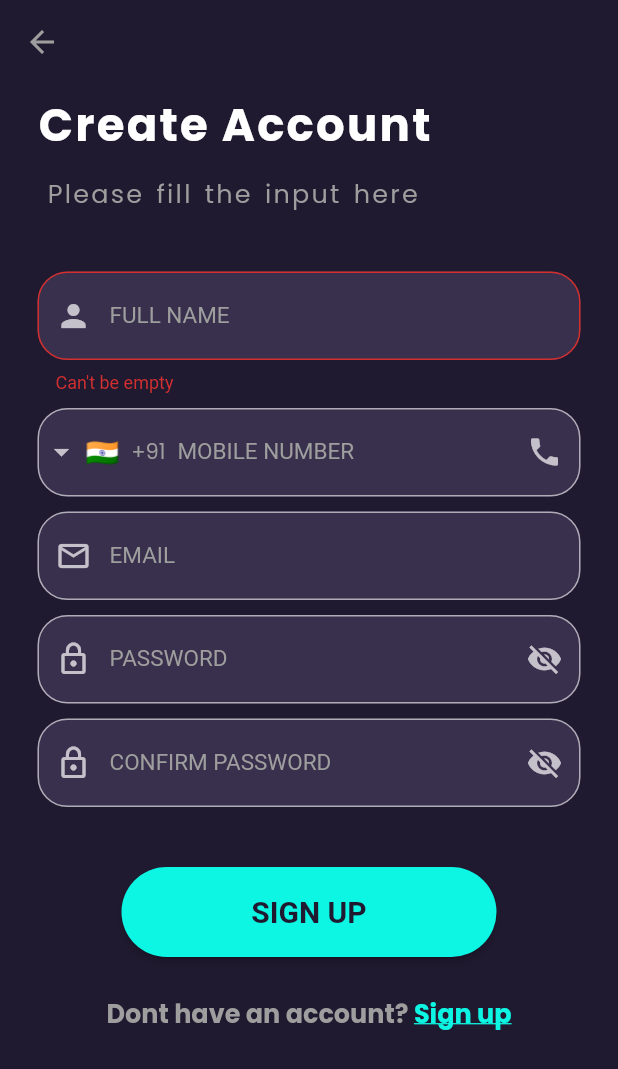
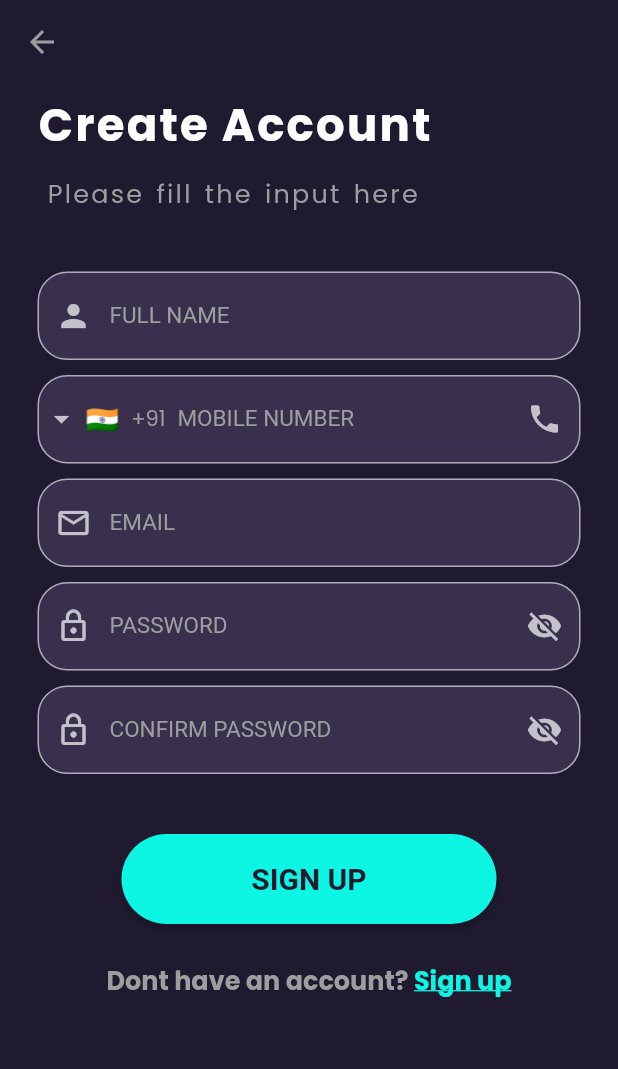
Before and after one commit to pranav2811/CryptoTradeX, a Flutter app: the signInScreen screen opened directly, on a phone screen of 412 x 824 dp. Shown: the top 1069 px of the screen. Run offline on Flutter 3.47's test engine with Material 2 defaults, Android fonts, the phone set to English and light mode, and no system bars; drawn by our look-alikes of intl_phone_field; our stand-ins replace firebase_auth, firebase_core, fl_chart, get, google_fonts, sizer and 1 more; missing offline and left inert: crypto_font_icons; accounts and stored records are empty.

Commit message:
fixed empty fields error

```diff
--- a/lib/Screens/sign_up_screen.dart
+++ b/lib/Screens/sign_up_screen.dart
@@ -10,26 +10,28 @@ class signInScreen extends StatefulWidget {
 }
 
 class _signInScreenState extends State<signInScreen> {
-
   final _controller_name = TextEditingController();
+  final _phone_controller_name = TextEditingController();
+  final _email_controller_name = TextEditingController();
+  final _password_controller_name = TextEditingController();
   bool _isVisible1 = false;
   bool _isVisible2 = false;
 
   @override
-  void dispose(){
+  void dispose() {
     _controller_name.dispose();
+    _phone_controller_name.dispose();
+    _email_controller_name.dispose();
+    _password_controller_name.dispose();
+
     super.dispose();
   }
-  String? get _errorText{
-    final text = _controller_name.value.text;
-    if (text.isEmpty){
-      return 'Can\'t be empty';
-    }
-    if(text.length<4){
-      return'Too short';
-    }
-    return null;
-  }
+
+  bool nameIsEmpty = false;
+  bool phoneIsEmpty = false;
+  bool emailIsEmpty = false;
+  bool passwordIsEmpty = false;
+
   Widget build(BuildContext context) {
     return Scaffold(
       backgroundColor: const Color(0xFF201A30),
@@ -52,60 +54,64 @@ class _signInScreenState extends State<signInScreen> {
               children: [
                 const Align(
                   alignment: Alignment.centerLeft,
-                  child: Text('Create Account', style: TextStyle(
+                  child: Text(
+                    'Create Account',
+                    style: TextStyle(
                         color: Colors.white,
                         fontSize: 30,
                         fontWeight: FontWeight.bold,
-                    letterSpacing: 1.5
-                  ),),
+                        letterSpacing: 1.5),
                   ),
-                const SizedBox(height: 10,),
+                ),
+                const SizedBox(
+                  height: 10,
+                ),
                 const Align(
                   alignment: Alignment.bottomLeft,
-                  child: Text(' Please fill the input here', style: TextStyle(
+                  child: Text(
+                    ' Please fill the input here',
+                    style: TextStyle(
                         color: Colors.grey,
                         fontSize: 17,
                         wordSpacing: 2,
-                    letterSpacing: 1.5
-                  ),),
+                        letterSpacing: 1.5),
                   ),
-                const SizedBox(height: 40,),
+                ),
+                const SizedBox(
+                  height: 40,
+                ),
                 TextField(
                   controller: _controller_name,
-                  style: const TextStyle(
-                      color: Colors.white
-                  ),
+                  style: const TextStyle(color: Colors.white),
                   decoration: InputDecoration(
-                    errorText: _errorText,
+                      errorText: nameIsEmpty ? 'Name cannot be empty' : null,
                       labelText: "FULL NAME",
-                      labelStyle: const TextStyle(
-                          fontSize: 15, color: Colors.grey
-                      ),
+                      labelStyle:
+                          const TextStyle(fontSize: 15, color: Colors.grey),
                       prefixIcon: const Icon(Icons.person),
                       iconColor: Colors.white,
                       filled: true,
                       fillColor: const Color(0xFF38304C),
                       border: OutlineInputBorder(
-                          borderRadius: BorderRadius.circular(20)
-                      )
+                          borderRadius: BorderRadius.circular(20))),
                 ),
+                const SizedBox(
+                  height: 10,
                 ),
-                const SizedBox(height: 10,),
                 IntlPhoneField(
-                  dropdownTextStyle: const TextStyle(
-                    color: Colors.grey
-                  ),
+                  controller: _phone_controller_name,
+                  dropdownTextStyle: const TextStyle(color: Colors.grey),
                   initialCountryCode: "IN",
-                  style: const TextStyle(
-                    color: Colors.white
-                  ),
+                  style: const TextStyle(color: Colors.white),
                   decoration: InputDecoration(
+                      errorText:
+                          phoneIsEmpty ? 'Phone number cannot be empty' : null,
                       counterText: "",
                       filled: true,
                       fillColor: const Color(0xFF38304C),
                       labelText: "MOBILE NUMBER",
-                      labelStyle: const TextStyle(
-                          fontSize: 15, color: Colors.grey),
+                      labelStyle:
+                          const TextStyle(fontSize: 15, color: Colors.grey),
                       suffixIcon: const Icon(Icons.phone),
                       iconColor: Colors.grey,
                       border: OutlineInputBorder(
@@ -119,84 +125,76 @@ class _signInScreenState extends State<signInScreen> {
                 // border: OutlineInputBorder(borderRadius: BorderRadius.circular(10))),
                 //controller: controller.phoneNo,
                 //),
-                const SizedBox(height: 10,),
+                const SizedBox(
+                  height: 10,
+                ),
                 TextField(
-                  style: const TextStyle(
-                      color: Colors.white
-                  ),
+                  controller: _email_controller_name,
+                  style: const TextStyle(color: Colors.white),
                   decoration: InputDecoration(
+                      errorText: emailIsEmpty ? 'Email cannot be empty' : null,
                       labelText: "EMAIL",
-                      labelStyle: const TextStyle(
-                          fontSize: 15, color: Colors.grey
-                      ),
+                      labelStyle:
+                          const TextStyle(fontSize: 15, color: Colors.grey),
                       prefixIcon: const Icon(Icons.mail_outline),
                       iconColor: Colors.white,
                       filled: true,
                       fillColor: const Color(0xFF38304C),
                       border: OutlineInputBorder(
-                          borderRadius: BorderRadius.circular(20)
-                      )
+                          borderRadius: BorderRadius.circular(20))),
                 ),
+                const SizedBox(
+                  height: 10,
                 ),
-                const SizedBox(height: 10,),
                 TextField(
+                  controller: _password_controller_name,
                   obscureText: !_isVisible1,
-                  style: const TextStyle(
-                      color: Colors.white
-                  ),
+                  style: const TextStyle(color: Colors.white),
                   decoration: InputDecoration(
+                      errorText:
+                          passwordIsEmpty ? 'Password cannot be empty' : null,
                       labelText: "PASSWORD",
-                      labelStyle: const TextStyle(
-                          fontSize: 15, color: Colors.grey
-                      ),
+                      labelStyle:
+                          const TextStyle(fontSize: 15, color: Colors.grey),
                       prefixIcon: const Icon(Icons.lock_outlined),
                       iconColor: Colors.white,
                       suffixIcon: IconButton(
-                          onPressed: (){
+                          onPressed: () {
                             setState(() {
                               _isVisible1 = !_isVisible1;
                             });
                           },
                           icon: _isVisible1
                               ? const Icon(Icons.visibility)
-                              : const Icon(Icons.visibility_off)
-                      ),
+                              : const Icon(Icons.visibility_off)),
                       filled: true,
                       fillColor: const Color(0xFF38304C),
                       border: OutlineInputBorder(
-                          borderRadius: BorderRadius.circular(20)
-                      )
-                  ),
+                          borderRadius: BorderRadius.circular(20))),
                 ),
                 const SizedBox(height: 10),
                 TextField(
                   obscureText: !_isVisible2,
-                  style: const TextStyle(
-                      color: Colors.white
-                  ),
+                  style: const TextStyle(color: Colors.white),
                   decoration: InputDecoration(
                       labelText: "CONFIRM PASSWORD",
-                      labelStyle: const TextStyle(
-                          fontSize: 15, color: Colors.grey
-                      ),
+                      labelStyle:
+                          const TextStyle(fontSize: 15, color: Colors.grey),
                       prefixIcon: const Icon(Icons.lock_outlined),
                       iconColor: Colors.white,
                       suffixIcon: IconButton(
-                          onPressed: (){
+                          onPressed: () {
                             setState(() {
                               _isVisible2 = !_isVisible2;
                             });
                           },
                           icon: _isVisible2
                               ? const Icon(Icons.visibility)
-                              : const Icon(Icons.visibility_off)
-                      ),
+                              : const Icon(Icons.visibility_off)),
                       filled: true,
                       fillColor: const Color(0xFF38304C),
                       border: OutlineInputBorder(
-                          borderRadius: BorderRadius.circular(20)
-                      )
-                  ),
+                          borderRadius: BorderRadius.circular(20))),
                 ),
                 const SizedBox(height: 40),
                 ElevatedButton(
@@ -208,34 +206,61 @@ class _signInScreenState extends State<signInScreen> {
                       textStyle: const TextStyle(
                           color: Color(0xFF201A30),
                           fontWeight: FontWeight.bold)),
-                  onPressed: (){
+                  onPressed: () {
+                    setState(() {
+                      if (_controller_name.text.isEmpty) {
+                        nameIsEmpty = true;
+                      }
+                      if (_email_controller_name.text.isEmpty) {
+                        emailIsEmpty = true;
+                      }
+                      if (_phone_controller_name.text.isEmpty) {
+                        emailIsEmpty = true;
+                      }
+                      if (_password_controller_name.text.isEmpty) {
+                        emailIsEmpty = true;
+                      }
+                      if (_controller_name.text.isNotEmpty &&
+                          _email_controller_name.text.isNotEmpty &&
+                          _phone_controller_name.text.isNotEmpty &&
+                          _password_controller_name.text.isNotEmpty) {
+                        nameIsEmpty = false;
+                        emailIsEmpty = false;
+                        phoneIsEmpty = false;
+                        passwordIsEmpty = false;
                         _navigateToLoginScreen(context);
+                      }
+                    });
                   },
                   child: const Text(
                     "SIGN UP",
                     style: TextStyle(fontSize: 20, color: Color(0xFF201A30)),
                   ),
                 ),
-                const SizedBox(height: 25,),
+                const SizedBox(
+                  height: 25,
+                ),
                 Row(
                   mainAxisAlignment: MainAxisAlignment.center,
                   children: [
-                    const Text('Dont have an account? ', style: TextStyle(
+                    const Text(
+                      'Dont have an account? ',
+                      style: TextStyle(
                           color: Colors.grey,
                           fontSize: 17,
-                        fontWeight: FontWeight.bold
-                    ),),
+                          fontWeight: FontWeight.bold),
+                    ),
                     InkWell(
                       onTap: () {
                         _navigateToLoginScreen(context);
                       },
                       child: const Text(
-                        'Sign up', style: TextStyle(
+                        'Sign up',
+                        style: TextStyle(
                             color: Color(0xFF0DF5E3),
                             fontSize: 17,
                             decoration: TextDecoration.underline,
-                          fontWeight: FontWeight.bold
-                      ),
+                            fontWeight: FontWeight.bold),
                       ),
                     )
                   ],
@@ -250,6 +275,6 @@ class _signInScreenState extends State<signInScreen> {
 }
 
 void _navigateToLoginScreen(BuildContext context) {
-  Navigator.of(context).push(
-      MaterialPageRoute(builder: (context) => const loginScreen()));
+  Navigator.of(context)
+      .push(MaterialPageRoute(builder: (context) => const loginScreen()));
 }
--- a/lib/main.dart
+++ b/lib/main.dart
@@ -20,7 +20,7 @@ class MyApp extends StatelessWidget {
         transitionDuration: const Duration(milliseconds: 500),
         debugShowCheckedModeBanner: false,
         title: 'Crypto App',
-        home: HomePage(),
+        home:const loginScreen(),
         theme: darkModeTheme,
         darkTheme: darkModeTheme,
       );
```
Lines whose indentation alone changed are shown as unchanged.
